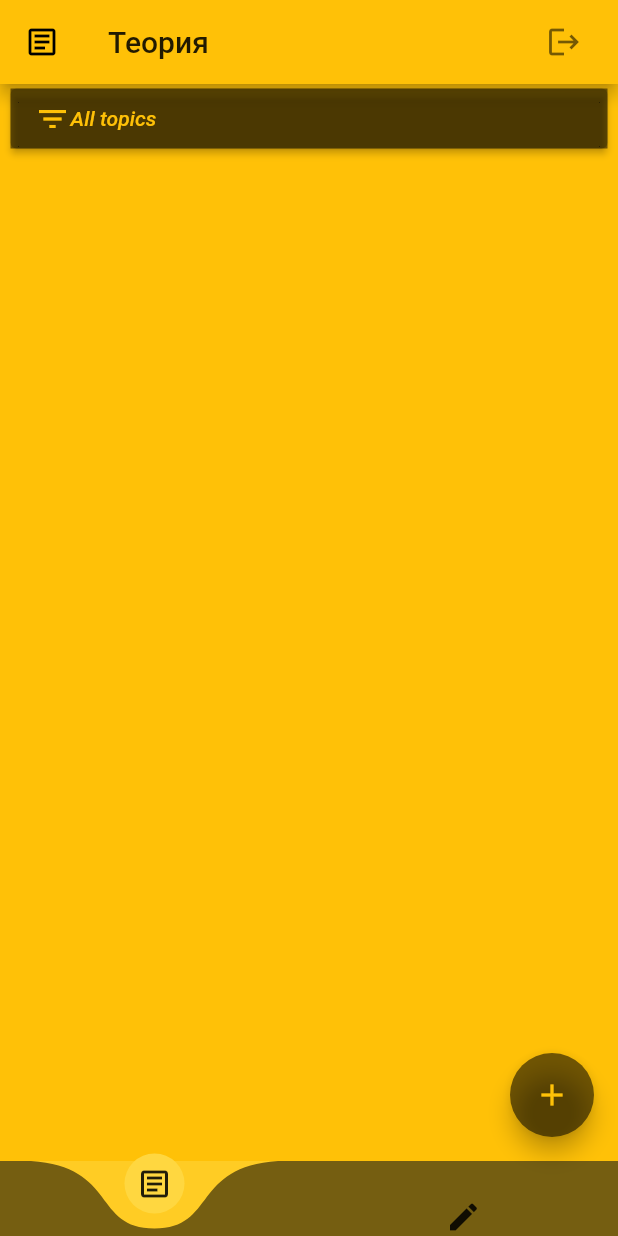
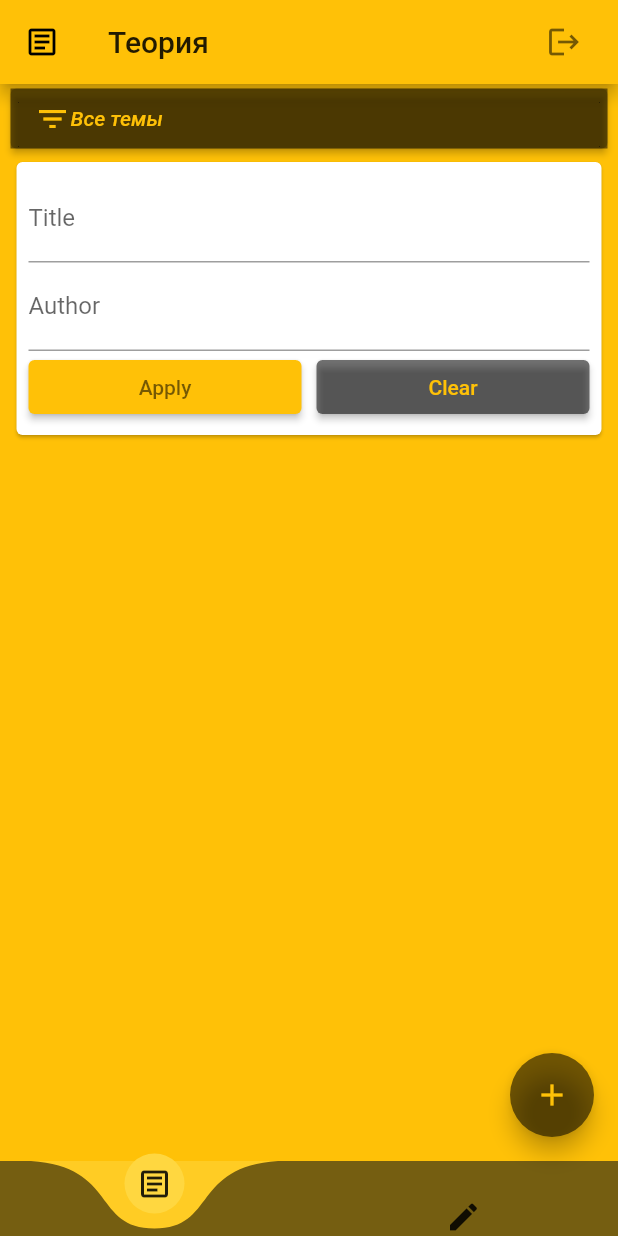
Before and after one commit to SanyaCat/ancient-world-history, a Flutter app: the HomePage screen opened directly, after a tap on "Apply", on a phone screen of 412 x 824 dp. Run offline on Flutter 3.47's test engine with Material 2 defaults, Android fonts, the phone set to English and light mode, and no system bars; drawn by our look-alikes of curved_navigation_bar, pull_to_refresh; our stand-ins replace cloud_firestore, firebase_auth, firebase_core, firebase_storage, flutter_html, image_picker and 1 more; missing offline and left inert: html_editor_enhanced; accounts and stored records are empty.

Commit message:
topics: filter

```diff
--- a/lib/domain/routes.dart
+++ b/lib/domain/routes.dart
@@ -1,15 +1,17 @@
+import 'package:ancient_world_history/domain/topic.dart';
+import 'package:ancient_world_history/domain/user.dart';
 import 'package:ancient_world_history/pages/landingPage.dart';
 import 'package:ancient_world_history/pages/topic/topicAdd.dart';
 import 'package:ancient_world_history/pages/topic/topicCurrent.dart';
 import 'package:ancient_world_history/pages/homePage.dart';
 import 'package:flutter/material.dart';
 
-// class RouteArguments {
-//   final Topic topic;
-//   final AWHUser user;
-//
-//   RouteArguments(this.topic, this.user);
-// }
+class RouteArguments {
+  final Topic topic;
+  final AWHUser user;
+
+  RouteArguments(this.topic, this.user);
+}
 
 class Route {
   final String name;
--- a/lib/domain/topic.dart
+++ b/lib/domain/topic.dart
@@ -4,7 +4,6 @@ class Topic {
   String id;
   String title;
   String authorId;
-  AWHUser author;
   String text;
   String topicDate;
   DateTime creationDate;
--- a/lib/main.dart
+++ b/lib/main.dart
@@ -55,6 +55,7 @@ class AWHApp extends StatelessWidget {
             ),
             initialRoute: LandingPage.routeName,
             routes: allRoutes,
+            debugShowCheckedModeBanner: false,
           ),
         );
       },
--- a/lib/pages/topic/topicList.dart
+++ b/lib/pages/topic/topicList.dart
@@ -1,8 +1,10 @@
+import 'package:ancient_world_history/domain/routes.dart';
 import 'package:ancient_world_history/domain/user.dart';
 import 'package:ancient_world_history/pages/topic/topicCurrent.dart';
 import 'package:ancient_world_history/services/firestore.dart';
 import 'package:flutter/material.dart';
 import 'package:ancient_world_history/domain/topic.dart';
+import 'package:pull_to_refresh/pull_to_refresh.dart';
 
 // list of topics
 class TopicList extends StatefulWidget {
@@ -11,36 +13,44 @@ class TopicList extends StatefulWidget {
 }
 
 class _TopicListState extends State<TopicList> {
-  @override
-  void initState() {
-    clearFilter();
-    super.initState();
-  }
-
-  var topics = List<Topic>.empty();
-  var users = List<AWHUser>.empty();
+  var topics = List<Topic>.empty(growable: true);
+  var topicsFiltered = List<Topic>.empty(growable: true);
+  var users = List<AWHUser>.empty(growable: true);
+  Future future;
 
   var filterTitle = '';
   var filterTitleController = TextEditingController();
   var filterAuthor = '';
   var filterAuthorController = TextEditingController();
-  var filterText = '';
-  var filterHeight = 0.0;
+  var filterText = 'Все темы';
+  var filterHeight = 190.0;
   FireStoreService db = FireStoreService();
 
-  loadData() async {
-    filterTitle = filterTitleController.text;
-    filterAuthor = filterAuthorController.text;
+  RefreshController _refreshController =
+      RefreshController(initialRefresh: false);
 
-    var stream = db.getTopics(
-        topic: Topic(
-      title: filterTitle.isNotEmpty ? filterTitle : null,
-      authorId: filterAuthor.isNotEmpty ? filterAuthor : null,
-    ));
+  void _onRefresh() async {
+    await loadData();
+    clearFilter();
+    _refreshController.refreshCompleted();
+  }
+
+  @override
+  void initState() {
+    super.initState();
+
+    future = loadData();
+  }
+
+  AWHUser findUserById(id) => users.firstWhere((element) => element.id == id);
+
+  Future<void> loadData() async {
+    var stream = db.getTopics();
 
     stream.listen((List<Topic> data) {
       setState(() {
         topics = data;
+        topicsFiltered = new List.from(topics, growable: true);
       });
     });
 
@@ -50,55 +60,70 @@ class _TopicListState extends State<TopicList> {
         users = data;
       });
     });
+  }
 
+  Future<void> refreshPage() async {
+    await _refreshController.requestRefresh();
+  }
+
+  void filter() async {
+    setState(() {
+      topicsFiltered = List.from(topics);
+      if (filterTitle.isNotEmpty && filterAuthor.isNotEmpty) {
+        filterText = '$filterTitle/$filterAuthor';
         topics.forEach((topic) {
-      topic.author =
-          users.firstWhere((element) => element.id == topic.authorId);
+          if (!topic.title.contains(filterTitle) &&
+              !findUserById(topic.authorId).name.contains(filterAuthor))
+            topicsFiltered.remove(topic);
+        });
+      } else if (filterTitle.isNotEmpty) {
+        filterText = filterTitle;
+        topics.forEach((topic) {
+          if (!topic.title.contains(filterTitle)) topicsFiltered.remove(topic);
+        });
+      } else if (filterAuthor.isNotEmpty) {
+        filterText = filterAuthor;
+        topics.forEach((topic) {
+          if (!findUserById(topic.authorId).name.contains(filterAuthor))
+            topicsFiltered.remove(topic);
+        });
+      } else {
+        filterText = 'Все темы';
+      }
     });
   }
 
-  List<Topic> filter() {
+  Future<void> clearFilter() async {
     setState(() {
-      if (filterTitle.isNotEmpty)
-        filterText = filterTitle;
-      else
-        filterText = 'All';
-      if (filterAuthor.isNotEmpty) filterText += '/' + filterAuthor;
-      filterHeight = 0.0;
-    });
-
-    var list = topics;
-    return list;
-  }
-
-  List<Topic> clearFilter() {
-    setState(() {
-      filterText = 'All topics';
+      filterText = 'Все темы';
       filterTitle = '';
       filterAuthor = '';
       filterTitleController.clear();
       filterAuthorController.clear();
-      filterHeight = 0.0;
+      topicsFiltered = new List.from(topics, growable: true);
     });
-
-    var list = topics;
-    return list;
   }
 
   @override
   build(context) {
     var topicList = Expanded(
-      child: ListView.builder(
-        itemCount: topics.length,
+      child: SmartRefresher(
+        controller: _refreshController,
+        onRefresh: _onRefresh,
+        child: new ListView.builder(
+          itemCount: topicsFiltered.length,
+          shrinkWrap: true,
           itemBuilder: (context, i) {
             return Card(
-            elevation: 2.0,
+              key: UniqueKey(),
+              elevation: 2,
               margin: EdgeInsets.symmetric(horizontal: 8, vertical: 4),
               child: Container(
                 decoration:
                     BoxDecoration(color: Theme.of(context).primaryColorLight),
                 child: ListTile(
-                title: Text("${topics[i].title} - ${topics[i].author.name}",
+                  title: Text(
+                      "${topicsFiltered[i].title} - ${findUserById(topicsFiltered[i].authorId).name}",
                       style: TextStyle(
                         color: Theme.of(context).textTheme.headline6.color,
                         fontWeight: FontWeight.bold,
@@ -121,22 +146,24 @@ class _TopicListState extends State<TopicList> {
                       color: Theme.of(context).textTheme.headline6.color),
                   subtitle: Container(
                       constraints: BoxConstraints(
-                      maxHeight: 40.0,
+                        maxHeight: 40,
                       ),
-                    child: Text('${topics[i].updateDate.day}.'
-                        '${topics[i].updateDate.month}.'
-                        '${topics[i].updateDate.year}')),
+                      child: Text('${topicsFiltered[i].updateDate.day}.'
+                          '${topicsFiltered[i].updateDate.month}.'
+                          '${topicsFiltered[i].updateDate.year}')),
                   onTap: () {
                     Navigator.pushNamed(
                       context,
                       TopicCurrent.routeName,
-                    arguments: topics[i],
+                      arguments: RouteArguments(topicsFiltered[i],
+                          findUserById(topicsFiltered[i].authorId)),
                     );
                   },
                 ),
               ),
             );
           },
+        ),
       ),
     );
 
@@ -165,7 +192,7 @@ class _TopicListState extends State<TopicList> {
           ),
           onPressed: () {
             setState(() {
-              filterHeight = (filterHeight == 0.0 ? 280 : 0.0);
+              filterHeight = (filterHeight == 0 ? 190 : 0);
             });
           },
           style: ElevatedButton.styleFrom(
@@ -174,10 +201,10 @@ class _TopicListState extends State<TopicList> {
         ));
 
     var filterForm = AnimatedContainer(
-      margin: EdgeInsets.symmetric(vertical: 0.0, horizontal: 7),
+      margin: EdgeInsets.symmetric(vertical: 0, horizontal: 7),
       child: Card(
         child: Padding(
-          padding: EdgeInsets.all(8.0),
+          padding: EdgeInsets.all(8),
           child: Column(
             children: [
               TextFormField(
@@ -192,6 +219,7 @@ class _TopicListState extends State<TopicList> {
               ),
               Row(
                 children: [
+                  // Apply Filter button
                   Expanded(
                     flex: 1,
                     child: ElevatedButton(
@@ -210,6 +238,8 @@ class _TopicListState extends State<TopicList> {
                     ),
                   ),
                   SizedBox(width: 10),
+
+                  // Clear Filter button
                   Expanded(
                     flex: 1,
                     child: ElevatedButton(
@@ -238,8 +268,9 @@ class _TopicListState extends State<TopicList> {
       height: filterHeight,
     );
 
-    loadData();
-
+    return FutureBuilder(
+      future: future,
+      builder: (context, snapshot) {
         return Column(
           children: <Widget>[
             filterInfo,
@@ -247,5 +278,7 @@ class _TopicListState extends State<TopicList> {
             topicList,
           ],
         );
+      },
+    );
   }
 }
--- a/lib/services/firestore.dart
+++ b/lib/services/firestore.dart
@@ -46,7 +46,7 @@ class FireStoreService {
         .toList());
   }
 
-  Stream<List<Topic>> getTopics({Topic topic}) {
+  Stream<List<Topic>> getTopics() {
     return _topicCollection.snapshots().map((QuerySnapshot data) => data.docs
         .map((DocumentSnapshot doc) => Topic.fromJson(doc.id, doc.data()))
         .toList());
--- a/pubspec.yaml
+++ b/pubspec.yaml
@@ -39,6 +39,8 @@ dependencies:
   progress_dialog: ^1.1.0+1
   splashscreen: ^1.3.5
   image_picker: ^0.7.4
+  pull_to_refresh: ^2.0.0
+  after_layout: ^1.1.0
 
 dev_dependencies:
   flutter_test:
```
Also changed, not shown: lib/pages/topic/topicCurrent.dart (+7 -7 lines), pubspec.lock. Lines whose indentation alone changed are shown as unchanged.
